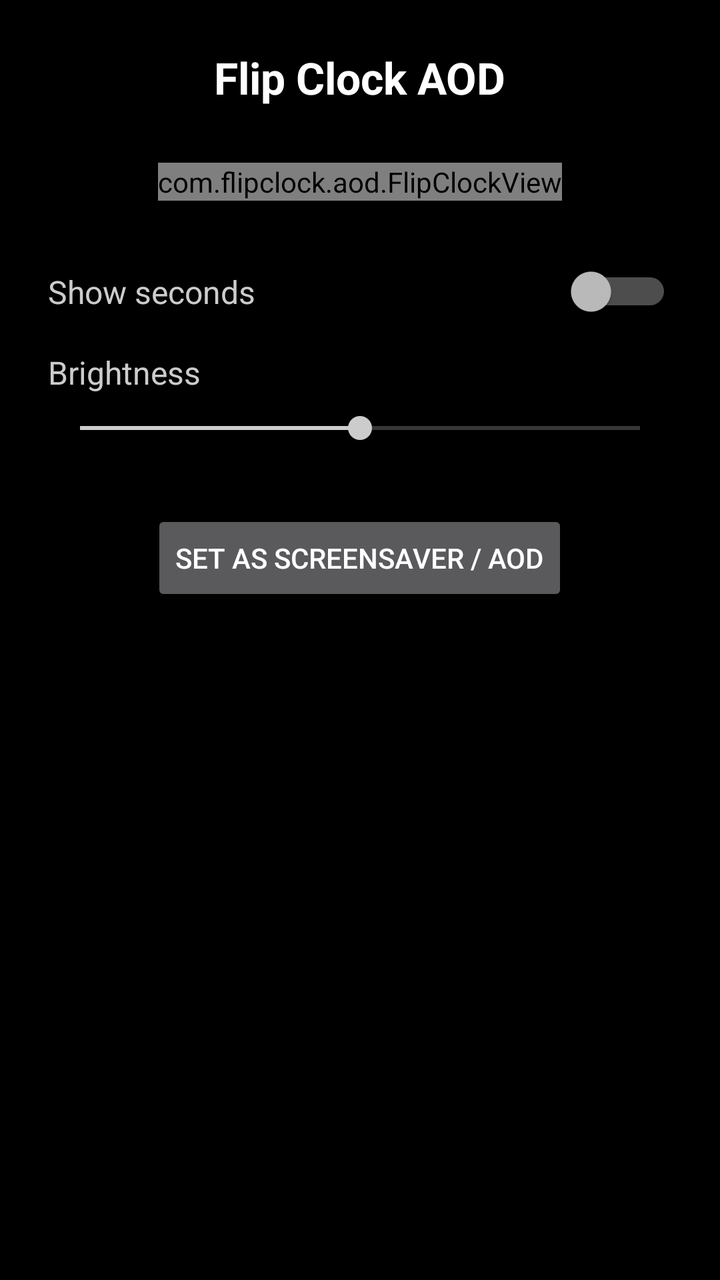
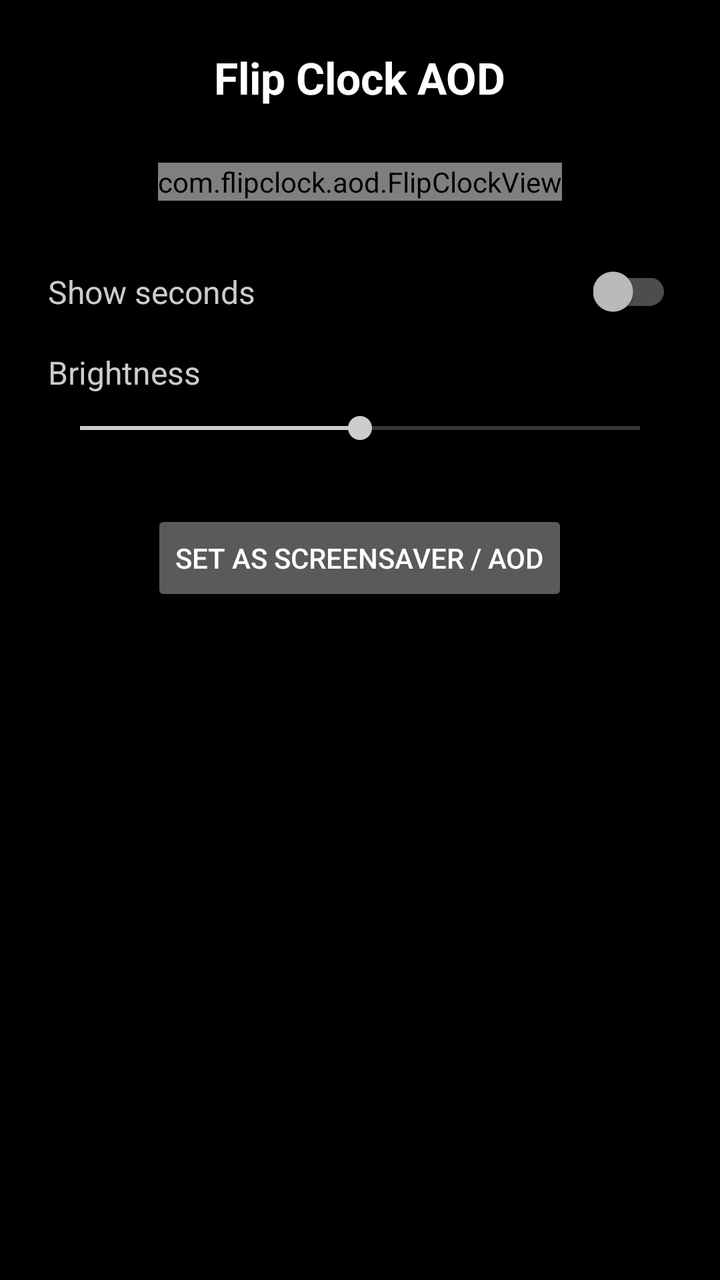

Two renders of the same Android screen: before a commit and after it. Below are the layout's source before the change and the commit's diff.
<!-- AndroidManifest.xml: application theme Theme.FlipClockAOD -->
<!-- res/layout/activity_main.xml -->
<?xml version="1.0" encoding="utf-8"?>
<LinearLayout xmlns:android="http://schemas.android.com/apk/res/android"
    android:layout_width="match_parent"
    android:layout_height="match_parent"
    android:orientation="vertical"
    android:gravity="center_horizontal"
    android:background="@color/aod_background"
    android:padding="24dp">

    <TextView
        android:layout_width="wrap_content"
        android:layout_height="wrap_content"
        android:text="@string/app_name"
        android:textColor="@color/colon_color"
        android:textSize="22sp"
        android:textStyle="bold"
        android:layout_marginBottom="28dp" />

    
    <com.flipclock.aod.FlipClockView
        android:id="@+id/previewFlipClock"
        android:layout_width="wrap_content"
        android:layout_height="wrap_content"
        android:layout_marginBottom="32dp" />

    
    <LinearLayout
        android:layout_width="match_parent"
        android:layout_height="wrap_content"
        android:orientation="horizontal"
        android:gravity="center_vertical"
        android:layout_marginBottom="16dp">

        <TextView
            android:layout_width="0dp"
            android:layout_height="wrap_content"
            android:layout_weight="1"
            android:text="@string/label_show_seconds"
            android:textColor="@color/battery_text_color"
            android:textSize="16sp" />

        <Switch
            android:id="@+id/switchSeconds"
            android:layout_width="wrap_content"
            android:layout_height="wrap_content" />

    </LinearLayout>

    
    <TextView
        android:layout_width="match_parent"
        android:layout_height="wrap_content"
        android:text="@string/label_brightness"
        android:textColor="@color/battery_text_color"
        android:textSize="16sp"
        android:layout_marginBottom="8dp" />

    <SeekBar
        android:id="@+id/seekBrightness"
        android:layout_width="match_parent"
        android:layout_height="wrap_content"
        android:max="100"
        android:progress="50"
        android:layout_marginBottom="32dp" />

    
    <Button
        android:id="@+id/btnOpenDaydreamSettings"
        android:layout_width="wrap_content"
        android:layout_height="wrap_content"
        android:text="@string/open_daydream_settings" />

</LinearLayout>
<!-- resources referenced by this layout -->
<resources>
  <color name="aod_background">#000000</color>
  <color name="battery_text_color">#CCCCCC</color>
  <color name="colon_color">#FFFFFF</color>
  <string name="app_name">Flip Clock AOD</string>
  <string name="label_brightness">Brightness</string>
  <string name="label_show_seconds">Show seconds</string>
  <string name="open_daydream_settings">Set as Screensaver / AOD</string>
  <style name="Theme.FlipClockAOD" parent="Theme.AppCompat.NoActionBar">
          <item name="android:windowBackground">@color/aod_background</item>
          <item name="android:statusBarColor">@color/aod_background</item>
          <item name="android:navigationBarColor">@color/aod_background</item>
          <item name="colorPrimary">@color/colon_color</item>
          <item name="colorPrimaryDark">@color/aod_background</item>
          <item name="colorAccent">@color/battery_text_color</item>
      </style>
</resources>

<!-- the commit's change to res/layout/activity_main.xml (unified diff, before → after) -->
@@ -39,7 +39,7 @@
             android:textColor="@color/battery_text_color"
             android:textSize="16sp" />
 
-        <Switch
+        <androidx.appcompat.widget.SwitchCompat
             android:id="@+id/switchSeconds"
             android:layout_width="wrap_content"
             android:layout_height="wrap_content" />
